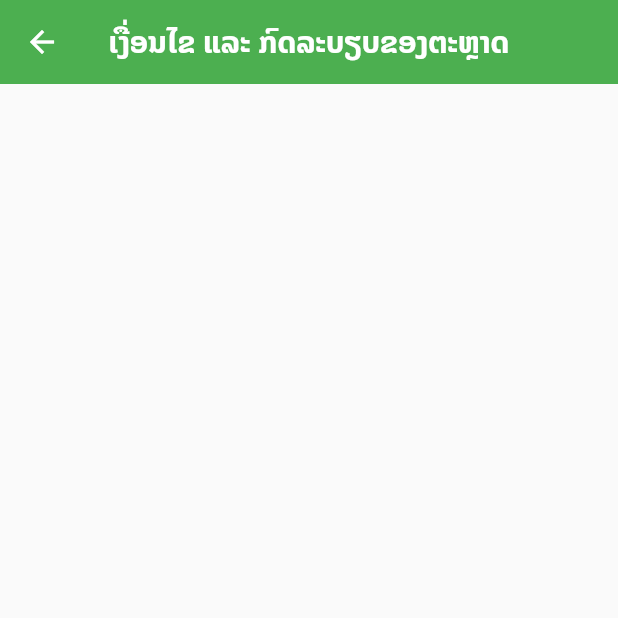
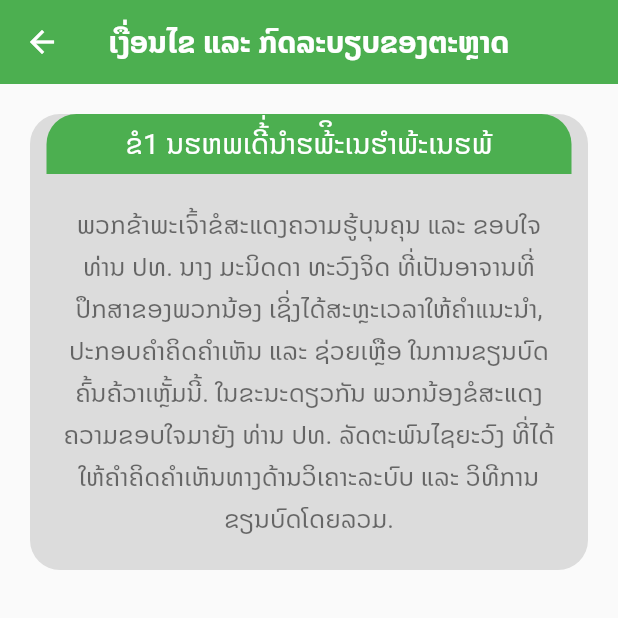
Before and after one commit to Pathikon/SSC_Market, a Flutter app: the condition screen opened directly, on a phone screen of 412 x 824 dp, the top half of it. Run offline on Flutter 3.47's test engine with Material 2 defaults, Android fonts, the light colour scheme and no system bars; our stand-ins replace flutter_svg, form_field_validator, page_transition.

Commit message:
pelou_030622

```diff
--- a/lib/NoUser/Homeother/Condition.dart
+++ b/lib/NoUser/Homeother/Condition.dart
@@ -21,6 +21,70 @@ class _conditionState extends State<condition> {
         ),
         centerTitle: true,
       ),
+      body: SingleChildScrollView(
+        padding: EdgeInsets.all(20),
+        child: Column(
+          children: [
+            datas(
+              tital: "ຂໍ1 ນຮຫພເດີ້່ນຳຮພ້ິະເນຮຳພ້ະເນຮພ້",
+              infomation:
+                  "ພວກຂ້າພະເຈົ້າຂໍສະແດງຄວາມຮູ້ບຸນຄຸນ ແລະ ຂອບໃຈ ທ່ານ ປທ. ນາງ ມະນິດດາ ທະວົງຈິດ ທີ່ເປັນອາຈານທີ່ປຶກສາຂອງພວກນ້ອງ ເຊິ່ງໄດ້ສະຫຼະເວລາໃຫ້ຄຳແນະນຳ, ປະກອບຄຳຄິດຄຳເຫັນ ແລະ ຊ່ວຍເຫຼືອ ໃນການຂຽນບົດຄົ້ນຄ້ວາເຫຼັ້ມນີ້. ໃນຂະນະດຽວກັນ ພວກນ້ອງຂໍສະແດງຄວາມຂອບໃຈມາຍັງ ທ່ານ ປທ. ລັດຕະພົນໄຊຍະວົງ ທີ່ໄດ້ໃຫ້ຄຳຄິດຄຳເຫັນທາງດ້ານວິເຄາະລະບົບ ແລະ ວິທີການຂຽນບົດໂດຍລວມ.",
+            ),
+          ],
+        ),
+      ),
     );
   }
 }
+
+class datas extends StatelessWidget {
+  final String tital;
+  final String infomation;
+
+  const datas({
+    Key? key,
+    required this.tital,
+    required this.infomation,
+  }) : super(key: key);
+
+  @override
+  Widget build(BuildContext context) {
+    return Container(
+      decoration: BoxDecoration(
+        borderRadius: BorderRadius.circular(20),
+        color: Colors.black12,
+      ),
+      child: Column(
+        children: [
+          Center(
+            child: Container(
+              width: 350,
+              height: 40,
+              decoration: BoxDecoration(
+                  color: Colors.green,
+                  borderRadius: BorderRadius.only(
+                    topLeft: Radius.circular(20),
+                    topRight: Radius.circular(20),
+                    bottomLeft: Radius.circular(0),
+                    bottomRight: Radius.circular(0),
+                  )),
+              child: Center(
+                  child: Text(
+                tital,
+                style: TextStyle(color: Colors.white, fontSize: 19),
+              )),
+            ),
+          ),
+          Container(
+            padding: EdgeInsets.all(20),
+            child: Text(
+              infomation,
+              textAlign: TextAlign.center,
+              style: TextStyle(color: Colors.black54, fontSize: 17),
+            ),
+          ),
+        ],
+      ),
+    );
+  }
+}
--- a/lib/NoUser/Homeother/aboutAppAndcreator.dart
+++ b/lib/NoUser/Homeother/aboutAppAndcreator.dart
@@ -149,7 +149,8 @@ class profile extends StatelessWidget {
                   topRight: Radius.circular(0),
                   bottomLeft: Radius.circular(20),
                   bottomRight: Radius.circular(20),
-                )),
+                )
+                ),
             padding: EdgeInsets.all(10),
             child: Column(
               children: [
```
